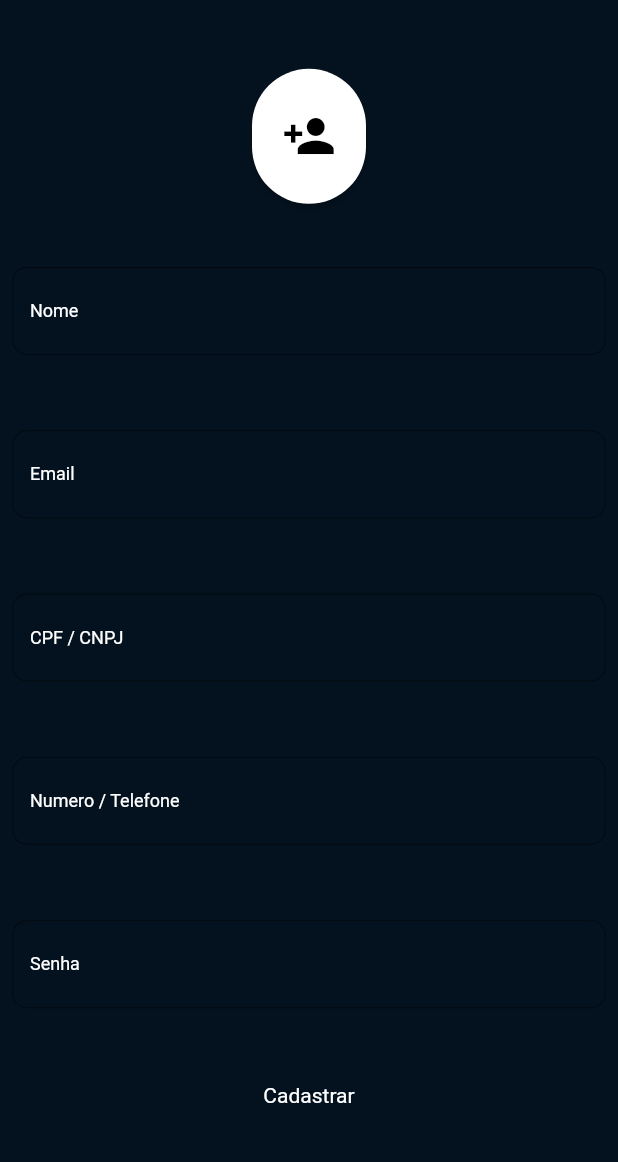
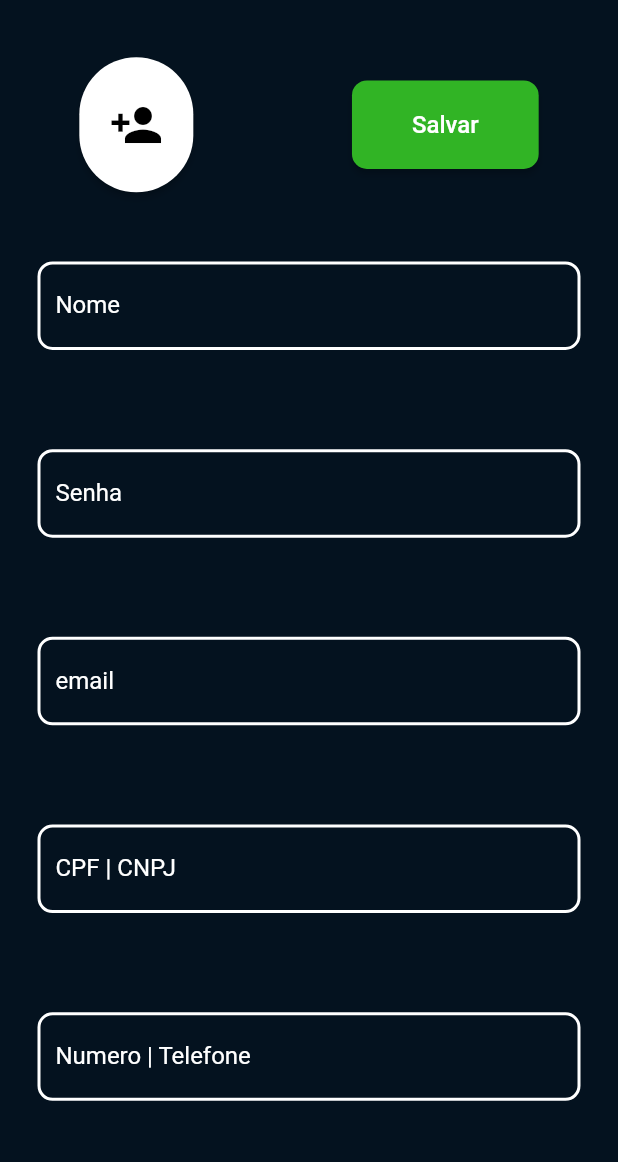
Before and after one commit to gierot/PI_5, a Flutter app: the RegisterPage screen opened directly, on a phone screen of 412 x 824 dp, the part 66-1228 px from its top. Run offline on Flutter 3.47's test engine with Material 2 defaults, Android fonts, the phone set to English and light mode, and no system bars; our stand-ins replace flutter_secure_storage, image_picker, youtube_player_flutter; accounts and stored records are empty; network calls fail.

Commit message:
correções de layout  e aplicações volume.2

```diff
--- a/app_vtr/lib/data_user.dart
+++ b/app_vtr/lib/data_user.dart
@@ -3,12 +3,13 @@ import 'package:flutter_secure_storage/flutter_secure_storage.dart';
 class DataUser {
   final storage = const FlutterSecureStorage();
 
-  setToken(token, name, id, telefone, email) async {
+  setToken(token, name, id, telefone, email, cpf) async {
     await storage.write(key: 'token', value: token);
     await storage.write(key: 'name', value: name);
     await storage.write(key: 'id', value: id);
     await storage.write(key: 'telefone', value: telefone);
     await storage.write(key: 'email', value: email);
+    await storage.write(key: 'cpf', value: cpf);
   }
 
   setUnityToken(value, token) async {
--- a/app_vtr/lib/forum/forum.dart
+++ b/app_vtr/lib/forum/forum.dart
@@ -98,7 +98,7 @@ class _ForumPage extends State<ForumPage> {
                                 ),
                                 labelText: 'Titulo',
                                 labelStyle: const TextStyle(
-                                  fontSize: 12.0,
+                                  fontSize: 16.0,
                                   color: Colors.black,
                                 ),
                               ),
@@ -121,7 +121,7 @@ class _ForumPage extends State<ForumPage> {
                                 ),
                                 labelText: 'Questão',
                                 labelStyle: const TextStyle(
-                                  fontSize: 12.0,
+                                  fontSize: 16.0,
                                   color: Colors.black,
                                 ),
                               ),
@@ -144,7 +144,7 @@ class _ForumPage extends State<ForumPage> {
                                 ),
                                 labelText: 'Conteudo',
                                 labelStyle: const TextStyle(
-                                  fontSize: 12.0,
+                                  fontSize: 16.0,
                                   color: Colors.black,
                                 ),
                               ),
--- /dev/null
+++ b/app_vtr/lib/message.dart
@@ -0,0 +1,26 @@
+import 'package:flutter/material.dart';
+
+class MessageSnackBar {
+  final String message;
+  final int type;
+
+  MessageSnackBar(this.message, this.type);
+
+  void show(BuildContext context) {
+    ScaffoldMessenger.of(context).showSnackBar(
+      SnackBar(
+        behavior: SnackBarBehavior.floating,
+        backgroundColor: type == 1 ? Colors.red : const Color(0xFF31B425),
+        content: Container(
+          padding: const EdgeInsets.symmetric(horizontal: 0),
+          width: 300,
+          child: Text(
+            message,
+            textAlign: TextAlign.center,
+            style: const TextStyle(color: Colors.white, fontSize: 16),
+          ),
+        ),
+      ),
+    );
+  }
+}
--- a/app_vtr/lib/register.dart
+++ b/app_vtr/lib/register.dart
@@ -2,6 +2,7 @@ import 'package:app_vtr/login.dart';
 import 'package:flutter/material.dart';
 import 'package:app_vtr/top.dart';
 import 'package:app_vtr/setting.dart';
+import 'package:app_vtr/message.dart';
 
 Settings settings = Settings();
 
@@ -31,11 +32,17 @@ class _RegisterPage extends State<RegisterPage> {
   TextEditingController number = TextEditingController();
   TextEditingController password = TextEditingController();
 
-  void uploadImage(){
-
-  }
+  void uploadImage() {}
 
   void registerUser() async {
+    if (email.text.isEmpty ||
+        name.text.isEmpty ||
+        password.text.isEmpty ||
+        number.text.isEmpty ||
+        id_people.text.isEmpty) {
+      MessageSnackBar('Um dos campos não foi definido!', 1).show(context);
+      return;
+    }
     Map<String, String> body = {
       'email': email.text,
       'name': name.text,
@@ -45,14 +52,12 @@ class _RegisterPage extends State<RegisterPage> {
     };
 
     var response = await settings.registerUser(body);
-    if(!response){
-      Navigator.push(context,MaterialPageRoute(builder: (context) => const Login()));
+    if (!response) {
+      Navigator.push(
+          context, MaterialPageRoute(builder: (context) => const Login()));
     }
-    ScaffoldMessenger.of(context).showSnackBar(
-      SnackBar(
-        content: const Text('Ocorreu um erro. Por favor, tente novamente.'),
-      ),
-    );
+    MessageSnackBar('Ocorreu um erro. Por favor, tente novamente.', 1)
+        .show(context);
   }
 
   @override
@@ -64,14 +69,17 @@ class _RegisterPage extends State<RegisterPage> {
           child: Column(
               mainAxisAlignment: MainAxisAlignment.spaceEvenly,
               children: [
+            Row(
+              mainAxisAlignment: MainAxisAlignment.spaceAround,
+              children: [
                 ElevatedButton(
                   onPressed: () => uploadImage(),
                   style: ElevatedButton.styleFrom(
                     shape: RoundedRectangleBorder(
                       borderRadius: BorderRadius.circular(40.0),
                     ),
-                    padding:
-                        const EdgeInsets.symmetric(vertical: 27, horizontal: 20),
+                    padding: const EdgeInsets.symmetric(
+                        vertical: 27, horizontal: 20),
                     backgroundColor: Colors.white,
                   ),
                   child: const Icon(
@@ -80,105 +88,149 @@ class _RegisterPage extends State<RegisterPage> {
                     size: 36,
                   ),
                 ),
-            Padding(
-              padding: const EdgeInsets.symmetric(horizontal: 8, vertical: 8),
+                ElevatedButton(
+                  onPressed: () => registerUser(),
+                  style: ElevatedButton.styleFrom(
+                    shape: RoundedRectangleBorder(
+                      borderRadius: BorderRadius.circular(10),
+                    ),
+                    padding: const EdgeInsets.symmetric(
+                        vertical: 20, horizontal: 40),
+                    backgroundColor: settings.getColor('green_btn'),
+                  ),
+                  child: const Text(
+                    'Salvar',
+                    style: TextStyle(color: Colors.white, fontSize: 16),
+                  ),
+                ),
+              ],
+            ),
+            Container(
+              padding: const EdgeInsets.symmetric(vertical: 10),
+              margin: const EdgeInsets.symmetric(vertical: 10, horizontal: 25),
               child: TextFormField(
                   controller: name,
                   style: const TextStyle(color: Colors.white),
                   decoration: InputDecoration(
-                  border: OutlineInputBorder(
-                    borderSide: BorderSide(color: border_color),
-                    borderRadius: BorderRadius.circular(10),
-                  ),
-                  labelText: 'Nome',
-                  labelStyle: const TextStyle(
-                    fontSize: 12.0,
-                    color: Colors.white, // define a cor do rótulo
+                    labelText: "Nome",
+                    labelStyle: const TextStyle(color: Colors.white),
+                    fillColor: Colors.white,
+                    focusedBorder: OutlineInputBorder(
+                      borderRadius: BorderRadius.circular(10.0),
+                      borderSide: const BorderSide(
+                        color: Colors.blue,
                       ),
                     ),
+                    enabledBorder: OutlineInputBorder(
+                      borderRadius: BorderRadius.circular(10.0),
+                      borderSide: const BorderSide(
+                        color: Colors.white,
+                        width: 2.0,
                       ),
                     ),
-            Padding(
-              padding: const EdgeInsets.symmetric(horizontal: 8, vertical: 8),
+                  )),
+            ),
+            Container(
+              padding: const EdgeInsets.symmetric(vertical: 10),
+              margin: const EdgeInsets.symmetric(vertical: 10, horizontal: 25),
+              child: TextFormField(
+                  controller: password,
+                  obscureText: true,
+                  style: const TextStyle(color: Colors.white),
+                  decoration: InputDecoration(
+                    labelText: "Senha",
+                    labelStyle: const TextStyle(color: Colors.white),
+                    fillColor: Colors.white,
+                    focusedBorder: OutlineInputBorder(
+                      borderRadius: BorderRadius.circular(10.0),
+                      borderSide: const BorderSide(
+                        color: Colors.blue,
+                      ),
+                    ),
+                    enabledBorder: OutlineInputBorder(
+                      borderRadius: BorderRadius.circular(10.0),
+                      borderSide: const BorderSide(
+                        color: Colors.white,
+                        width: 2.0,
+                      ),
+                    ),
+                  )),
+            ),
+            Container(
+              padding: const EdgeInsets.symmetric(vertical: 10),
+              margin: const EdgeInsets.symmetric(vertical: 10, horizontal: 25),
               child: TextFormField(
                   controller: email,
                   style: const TextStyle(color: Colors.white),
                   decoration: InputDecoration(
-                  border: OutlineInputBorder(
-                    borderSide: BorderSide(color: border_color),
-                    borderRadius: BorderRadius.circular(10),
-                  ),
-                  labelText: 'Email',
-                  labelStyle: const TextStyle(
-                    fontSize: 12.0,
-                    color: Colors.white, // define a cor do rótulo
+                    labelText: "email",
+                    labelStyle: const TextStyle(color: Colors.white),
+                    fillColor: Colors.white,
+                    focusedBorder: OutlineInputBorder(
+                      borderRadius: BorderRadius.circular(10.0),
+                      borderSide: const BorderSide(
+                        color: Colors.blue,
                       ),
                     ),
+                    enabledBorder: OutlineInputBorder(
+                      borderRadius: BorderRadius.circular(10.0),
+                      borderSide: const BorderSide(
+                        color: Colors.white,
+                        width: 2.0,
                       ),
                     ),
-            Padding(
-              padding: const EdgeInsets.symmetric(horizontal: 8, vertical: 8),
+                  )),
+            ),
+            Container(
+              padding: const EdgeInsets.symmetric(vertical: 10),
+              margin: const EdgeInsets.symmetric(vertical: 10, horizontal: 25),
               child: TextFormField(
                   controller: id_people,
                   style: const TextStyle(color: Colors.white),
                   decoration: InputDecoration(
-                  border: OutlineInputBorder(
-                    borderSide: BorderSide(color: border_color),
-                    borderRadius: BorderRadius.circular(10),
-                  ),
-                  labelText: 'CPF / CNPJ',
-                  labelStyle: const TextStyle(
-                    fontSize: 12.0,
-                    color: Colors.white, // define a cor do rótulo
+                    labelText: "CPF | CNPJ",
+                    labelStyle: const TextStyle(color: Colors.white),
+                    fillColor: Colors.white,
+                    focusedBorder: OutlineInputBorder(
+                      borderRadius: BorderRadius.circular(10.0),
+                      borderSide: const BorderSide(
+                        color: Colors.blue,
                       ),
                     ),
+                    enabledBorder: OutlineInputBorder(
+                      borderRadius: BorderRadius.circular(10.0),
+                      borderSide: const BorderSide(
+                        color: Colors.white,
+                        width: 2.0,
                       ),
                     ),
-            Padding(
-              padding: const EdgeInsets.symmetric(horizontal: 8, vertical: 8),
+                  )),
+            ),
+            Container(
+              padding: const EdgeInsets.symmetric(vertical: 10),
+              margin: const EdgeInsets.symmetric(vertical: 10, horizontal: 25),
               child: TextFormField(
                   controller: number,
                   style: const TextStyle(color: Colors.white),
                   decoration: InputDecoration(
-                  border: OutlineInputBorder(
-                    borderSide: BorderSide(color: border_color),
-                    borderRadius: BorderRadius.circular(10),
-                  ),
-                  labelText: 'Numero / Telefone',
-                  labelStyle: const TextStyle(
-                    fontSize: 12.0,
-                    color: Colors.white, // define a cor do rótulo
+                    labelText: 'Numero | Telefone',
+                    labelStyle: const TextStyle(color: Colors.white),
+                    fillColor: Colors.white,
+                    focusedBorder: OutlineInputBorder(
+                      borderRadius: BorderRadius.circular(10.0),
+                      borderSide: const BorderSide(
+                        color: Colors.blue,
                       ),
                     ),
+                    enabledBorder: OutlineInputBorder(
+                      borderRadius: BorderRadius.circular(10.0),
+                      borderSide: const BorderSide(
+                        color: Colors.white,
+                        width: 2.0,
                       ),
                     ),
-            Padding(
-              padding: const EdgeInsets.symmetric(horizontal: 8, vertical: 8),
-              child: TextFormField(
-                controller: password,
-                style: const TextStyle(color: Colors.white),
-                decoration: InputDecoration(
-                  border: OutlineInputBorder(
-                    borderSide: BorderSide(color: border_color),
-                    borderRadius: BorderRadius.circular(10),
+                  )),
             ),
-                  labelText: 'Senha',
-                  labelStyle: const TextStyle(
-                    fontSize: 12.0,
-                    color: Colors.white, // define a cor do rótulo
-                  ),
-                ),
-              ),
-            ),
-            Padding(
-                padding: const EdgeInsets.symmetric(horizontal: 8, vertical: 8),
-                child: GestureDetector(
-                  onTap: () => registerUser(),
-                  child: const Text(
-                    'Cadastrar',
-                    style: TextStyle(color: Colors.white),
-                  ),
-                )),
           ])),
     );
   }
```
Also changed, not shown: app_vtr/lib/forum/openForum.dart (+4 -4 lines), app_vtr/lib/image_picker.dart (deleted, +0 -51 lines), app_vtr/lib/login.dart (+4 -15 lines), app_vtr/lib/perfil/edit_perfil.dart (+38 -1 lines), app_vtr/lib/setting.dart (+10 -3 lines). Lines whose indentation alone changed are shown as unchanged.
